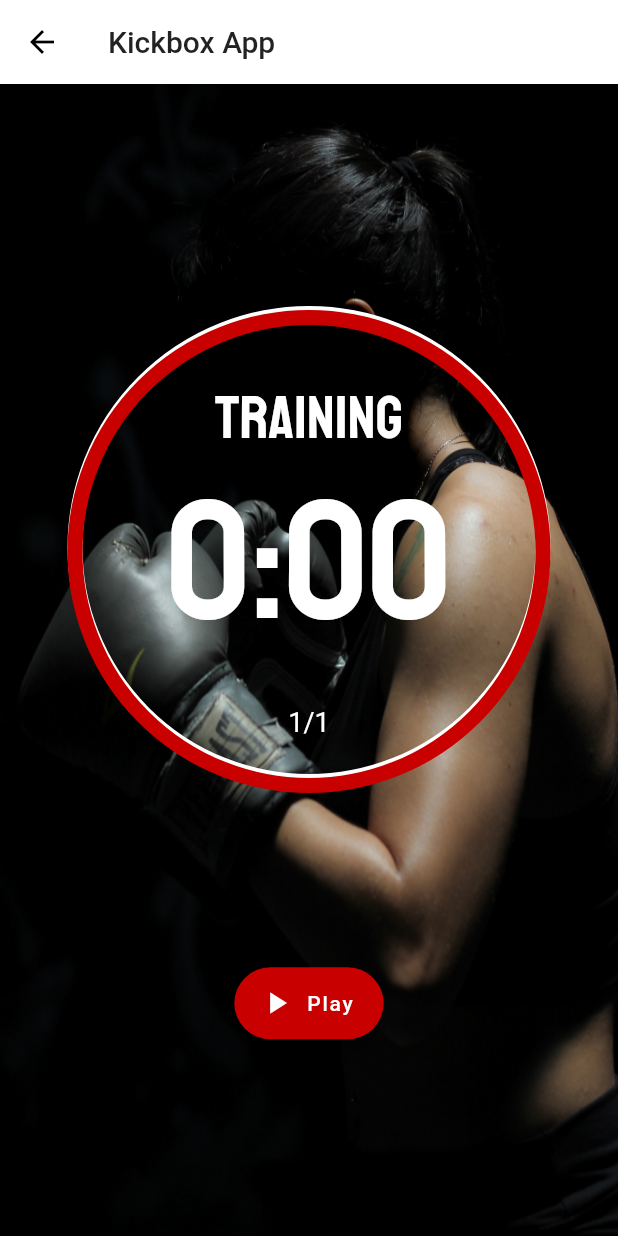
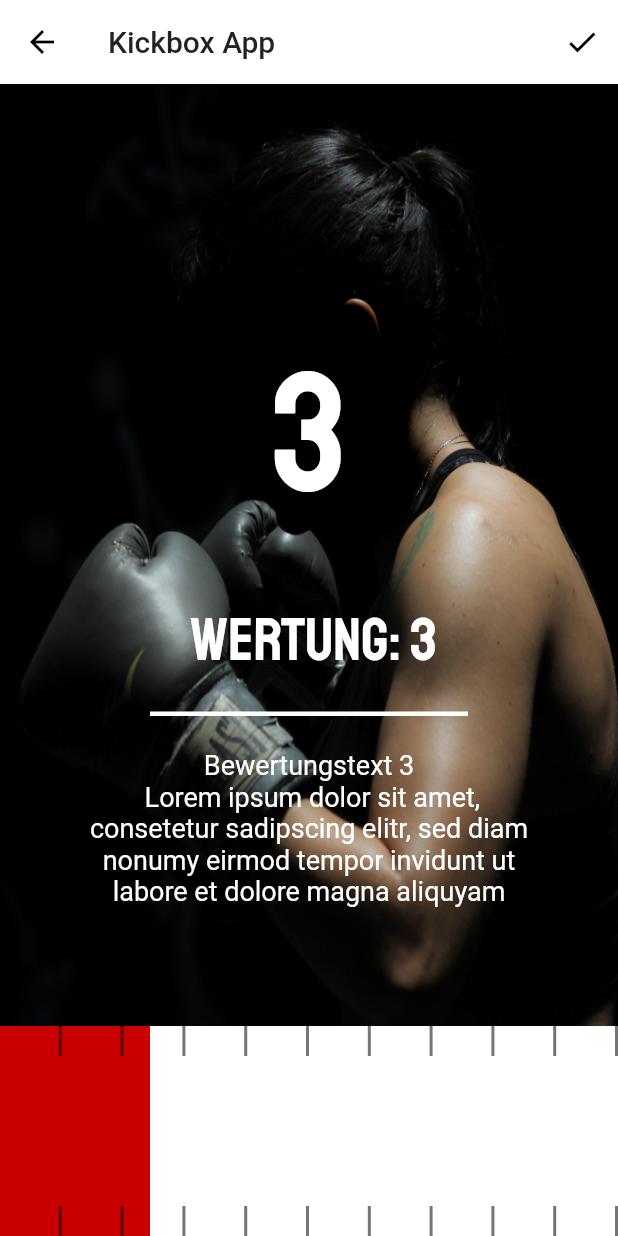
Before and after one commit to tabearunzheimer/boxing_app, a Flutter app: the WorkoutScreen screen opened directly with empty values, after a tap on "Play", on a phone screen of 412 x 824 dp. Run offline on Flutter 3.47's test engine with Material 2 defaults, Android fonts, the phone set to English and light mode, and no system bars; our stand-ins replace flutter_calendar_carousel, shared_preferences; accounts and stored records are empty.

Commit message:
Rating Animation for Rate-Workout-Screen with changing Texts

```diff
--- /dev/null
+++ b/lib/helper/CustomRateWorkoutPainter.dart
@@ -0,0 +1,68 @@
+import 'package:flutter/material.dart';
+
+class CustomRateWorkoutPainter extends CustomPainter{
+
+  CustomRateWorkoutPainter({
+    this.animation,
+    this.backgroundColor,
+    this.color,
+    this.posX,
+  }) : super(repaint: animation);
+
+
+  final Animation<double> animation;
+  final Color backgroundColor, color;
+  final double posX;
+
+  @override
+  void paint(Canvas canvas, Size size) {
+    Paint paint = Paint()
+      ..color = backgroundColor
+      ..strokeWidth = 10.0
+      ..strokeCap = StrokeCap.butt
+      ..style = PaintingStyle.stroke;
+    // TODO: implement paint
+
+    ///zeichnet den weißen Kasten
+    Rect r = Rect.fromLTWH(0, size.height-140, size.width, 140);
+    Path path = Path();
+    path.addRect(r);
+    paint.style = PaintingStyle.fill;
+    path.close();
+    canvas.drawPath(path, paint);
+
+    ///zeichnet den Fortschritt
+    print("Zeichne Kasten");
+    paint.color = this.color;
+    Rect r2 = Rect.fromLTWH(0, size.height-140, posX, 140);
+    Path p2 =Path();
+    p2.addRect(r2);
+    paint.style = PaintingStyle.fill;
+    p2.close();
+    canvas.drawPath(p2, paint);
+
+
+    ///zeichnet die Index-Striche im Kasten
+    paint.style = PaintingStyle.stroke;
+    paint.color = Colors.black54;
+    paint.strokeWidth = 2;
+    for(double i = -1; i < size.width; i = i + size.width/10){
+      Offset oS = Offset(i, size.height-140);
+      Offset oE = Offset(i, size.height-120);
+      canvas.drawLine(oS, oE, paint);
+
+      oS = Offset(i, size.height);
+      oE = Offset(i, size.height-20);
+      canvas.drawLine(oS, oE, paint);
+    }
+
+  }
+
+  @override
+  bool shouldRepaint(CustomRateWorkoutPainter old) {
+    // TODO: implement shouldRepaint
+    print("nue zeichnen: ${animation.value}");
+    return animation.value != old.animation.value || color != old.color || backgroundColor != old.backgroundColor;
+  }
+
+}
--- a/lib/main.dart
+++ b/lib/main.dart
@@ -5,6 +5,7 @@ import 'package:uebung02/screens/choose_workout_techniques.dart';
 import 'package:uebung02/screens/diary_screen.dart';
 import 'package:uebung02/screens/home_screen.dart';
 import 'package:uebung02/screens/me_screen.dart';
+import 'package:uebung02/screens/rate_workout_screen.dart';
 import 'package:uebung02/screens/technique_details_screen.dart';
 import 'package:uebung02/screens/workout_screen.dart';
 
@@ -43,6 +44,7 @@ class MyApp extends StatelessWidget {
         '/me' : (context) => MeScreen(),
         '/chooseWorkoutStyle' : (context) => ChooseWorkoutStyleScreen(),
         '/TechniqueDetailsScreen' : (context) => TechniqueDetailsScreen(),
+        '/RateWorkoutScreen' : (context) => RateWorkoutScreen(),
       },
       home: HomeScreen(),
     );
--- /dev/null
+++ b/lib/screens/rate_workout_screen.dart
@@ -0,0 +1,240 @@
+import 'package:flutter/cupertino.dart';
+import 'package:flutter/material.dart';
+import 'package:uebung02/helper/CustomRateWorkoutPainter.dart';
+import 'package:uebung02/screens/reusable_widgets.dart';
+
+class RateWorkoutScreen extends StatefulWidget {
+  @override
+  _RateWorkoutScreenState createState() => _RateWorkoutScreenState();
+}
+
+class _RateWorkoutScreenState extends State<RateWorkoutScreen>
+    with TickerProviderStateMixin {
+  AnimationController controller;
+  bool tapInProgress;
+  double posx = 100.0;
+  double posy = 100.0;
+
+  @override
+  void initState() {
+    super.initState();
+    this.controller = AnimationController(
+      vsync: this,
+    );
+    this.tapInProgress = false;
+  }
+
+  @override
+  Widget build(BuildContext context) {
+    return Scaffold(
+      appBar: AppBar(
+        title: Text(
+          "Kickbox App",
+        ),
+        actions: <Widget>[
+          IconButton(
+            onPressed: moveToDoneWorkoutScreen,
+            icon: Icon(Icons.check),
+          ),
+        ],
+      ),
+      body: Stack(
+        children: <Widget>[
+          Container(
+            ///Hintergrundbild
+            child: new Image.asset(
+              'assets/img/female_boxer.jpg',
+              fit: BoxFit.fill,
+              height: 900.0,
+            ),
+          ),
+          /*
+          Container(
+            margin: EdgeInsets.only(
+                top: (MediaQuery.of(context).size.height) / 16),
+            height: (MediaQuery.of(context).size.height / 8),
+            width: (MediaQuery.of(context).size.width),
+            padding: EdgeInsets.fromLTRB(60, 10, 60, 0),
+            //color: Colors.green,
+            alignment: Alignment.center,
+            child: Text(
+              "Wie fühlst du dich?",
+              style: TextStyle(color: Colors.white, fontFamily: 'Staatliches', fontSize: 30),
+              textAlign: TextAlign.center,
+            ),
+          ),
+           */
+
+          Container(
+            margin:
+                EdgeInsets.only(top: (MediaQuery.of(context).size.height) / 5),
+            height: (MediaQuery.of(context).size.height / 7),
+            width: (MediaQuery.of(context).size.width),
+            //color: Colors.green,
+            alignment: Alignment.center,
+            child: AnimatedBuilder(
+                animation: controller,
+                builder: (BuildContext context, Widget child) {
+                  return Text(
+                    getCurrentRating(context),
+                    style: TextStyle(fontSize: 112.0, color: Colors.white),
+                  );
+                }),
+          ),
+          Container(),
+          Container(
+            margin: EdgeInsets.only(
+                top: (MediaQuery.of(context).size.height) / 2.5),
+            height: (MediaQuery.of(context).size.height / 3.5),
+            width: (MediaQuery.of(context).size.width),
+            //color: Colors.green,
+            alignment: Alignment.center,
+            child: Column(
+              mainAxisAlignment: MainAxisAlignment.spaceEvenly,
+              children: <Widget>[
+                AnimatedBuilder(
+                    animation: controller,
+                    builder: (BuildContext context, Widget child) {
+                      return Text(
+                        getRatingDefinition(),
+                        style: Theme.of(context).textTheme.subtitle,
+                      );
+                    }),
+
+                Divider(
+                  indent: 100,
+                  endIndent: 100,
+                  color: Colors.white,
+                  thickness: 3,
+                ),
+                Container(
+                  padding: EdgeInsets.only(left: 50, right: 50),
+                  child:
+                  AnimatedBuilder(
+                      animation: controller,
+                      builder: (BuildContext context, Widget child) {
+                        return Text(
+                          getRatingText(),
+                          textAlign: TextAlign.center,
+                          style: Theme.of(context).textTheme.display1,
+                        );
+                      }),
+
+                ),
+              ],
+            ),
+          ),
+          Container(
+            width: MediaQuery.of(context).size.width,
+            height: MediaQuery.of(context).size.height,
+
+            ///Animation zum bewerten
+            child: GestureDetector(
+              onHorizontalDragStart: (DragStartDetails details) =>
+                  dragStart(context, details),
+              onHorizontalDragUpdate: (DragUpdateDetails details) =>
+                  dragUpdate(context, details),
+              onHorizontalDragDown: (DragDownDetails details) =>
+                  dragDown(context, details),
+              child: AnimatedBuilder(
+                animation: this.controller,
+                builder: (BuildContext context, Widget child) {
+                  return CustomPaint(
+                      painter: CustomRateWorkoutPainter(
+                    animation: this.controller,
+                    backgroundColor: Colors.white,
+                    color: Theme.of(context).accentColor,
+                    posX: this.posx,
+                  ));
+                },
+              ),
+            ),
+          ),
+        ],
+      ),
+    );
+  }
+
+  void dragStart(BuildContext context, DragStartDetails details) {
+    print('Start: ${details.globalPosition}');
+    final RenderBox box = context.findRenderObject();
+    final Offset localOffset = box.globalToLocal(details.globalPosition);
+
+    setState(() {
+      posx = localOffset.dx;
+      posy = localOffset.dy;
+      this.tapInProgress = true;
+    });
+  }
+
+  dragDown(BuildContext context, DragDownDetails details) {
+    print('Ende: ${details.globalPosition}');
+    final RenderBox box = context.findRenderObject();
+    final Offset localOffset = box.globalToLocal(details.globalPosition);
+
+    setState(() {
+      posx = localOffset.dx;
+      posy = localOffset.dy;
+      this.tapInProgress = true;
+    });
+  }
+
+  void dragUpdate(BuildContext context, DragUpdateDetails details) {
+    print('${details.globalPosition}');
+    final RenderBox box = context.findRenderObject();
+    final Offset localOffset = box.globalToLocal(details.globalPosition);
+
+    setState(() {
+      posx = localOffset.dx;
+      posy = localOffset.dy;
+      this.controller.value = localOffset.dx;
+      this.tapInProgress = true;
+    });
+  }
+
+  String getCurrentRating(BuildContext context) {
+    double size = MediaQuery.of(context).size.width;
+    double alt = 0;
+    int index = 0;
+    for (double i = 0; i < size + 1; i = i + size / 10) {
+      if (this.posx <= i && this.posx >= alt) {
+        return "$index";
+      }
+      alt = i;
+      index++;
+    }
+    return "Fehler";
+  }
+
+  String getRatingDefinition() {
+    double size = MediaQuery.of(context).size.width;
+    double alt = 0;
+    int index = 0;
+    for (double i = 0; i < size + 1; i = i + size / 10) {
+      if (this.posx <= i && this.posx >= alt) {
+        return " Wertung: $index";
+      }
+      alt = i;
+      index++;
+    }
+    return "Fehler";
+  }
+
+  String getRatingText() {
+    double size = MediaQuery.of(context).size.width;
+    double alt = 0;
+    int index = 0;
+    for (double i = 0; i < size + 1; i = i + size / 10) {
+      if (this.posx <= i && this.posx >= alt) {
+        return "Bewertungstext $index\n Lorem ipsum dolor sit amet, consetetur sadipscing elitr, sed diam nonumy eirmod tempor invidunt ut labore et dolore magna aliquyam";
+      }
+      alt = i;
+      index++;
+    }
+    return "Fehler";
+  }
+
+  void moveToDoneWorkoutScreen() {
+    ///Uebergang zum naechsten screen
+  }
+}
--- a/lib/screens/workout_screen.dart
+++ b/lib/screens/workout_screen.dart
@@ -195,7 +195,9 @@ class _WorkoutScreenState extends State<WorkoutScreen>
         controller.reverse(from: 1.0);
       }
     } else {
-      //oeffne getaenes Workout screen
+      ///speichere Workout in Datenbank
+      ///oeffne getaenes Workout screen
+      Navigator.pushNamed(context, '/RateWorkoutScreen');
     }
   }
 
```
